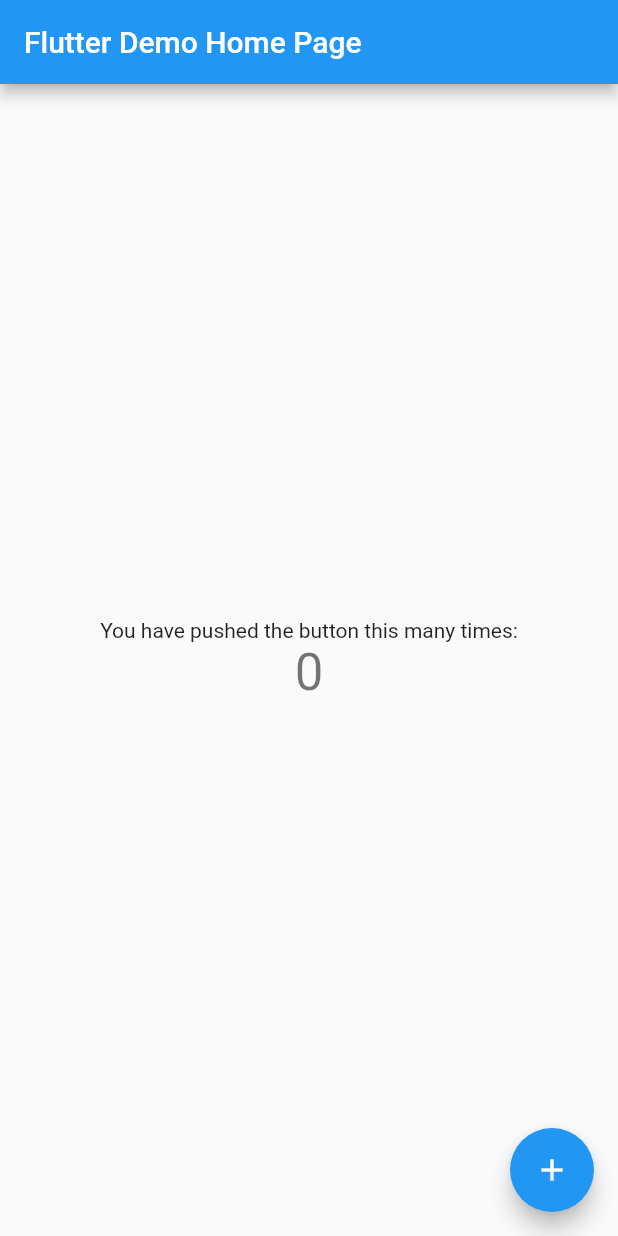
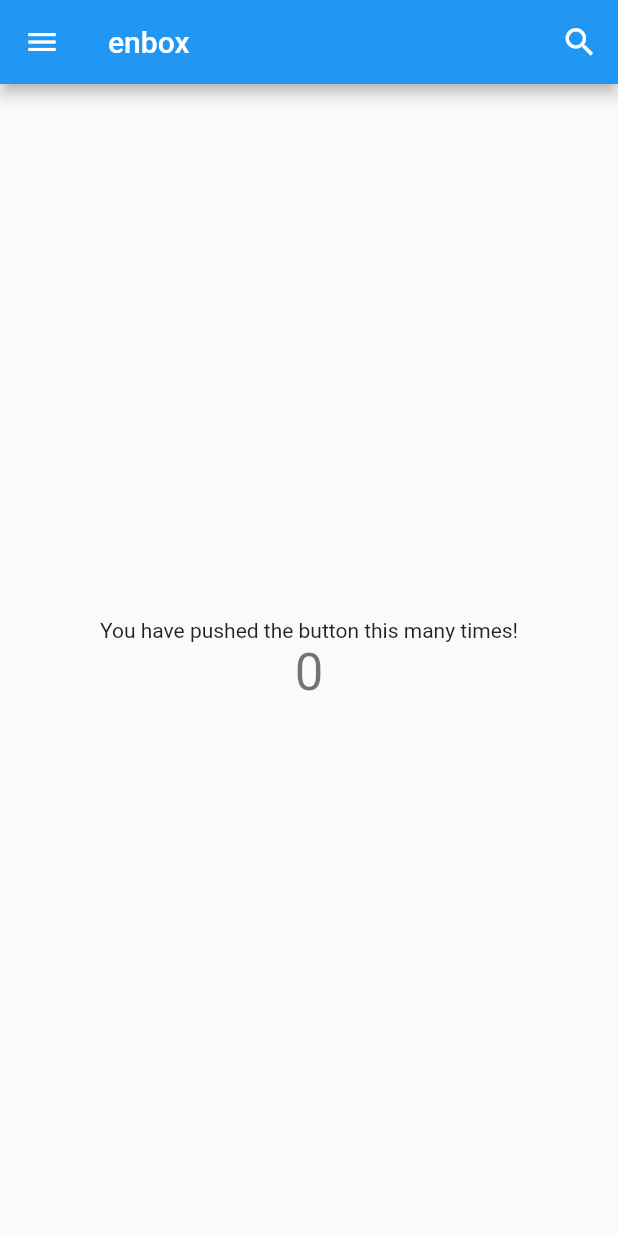
Before and after one commit to enbox/enbox, a Flutter app: the screen it shows after launch, on a phone screen of 412 x 824 dp. Run offline on Flutter 3.47's test engine with Material 2 defaults, Android fonts, the phone set to English and light mode, and no system bars.

Commit message:
added constants and restructured code

```diff
--- /dev/null
+++ b/lib/constants.dart
@@ -0,0 +1,12 @@
+import 'package:flutter/material.dart';
+class EnboxConstants extends InheritedWidget {
+  static EnboxConstants of(BuildContext context) => context.dependOnInheritedWidgetOfExactType<EnboxConstants>();
+  const EnboxConstants({Widget child, Key key}): super(key: key, child: child);
+
+  final String displayName = "enbox";
+  final Color color = Colors.blue;
+  final String demoName = "Enbox Demo";
+  final String demoEmail = "enbox@enbox.com";
+  @override
+  bool updateShouldNotify(EnboxConstants oldWidget) => false;
+}
--- a/lib/main.dart
+++ b/lib/main.dart
@@ -1,111 +1,81 @@
+import 'package:enbox/constants.dart';
 import 'package:flutter/material.dart';
 
-void main() => runApp(MyApp());
+void main() => runApp(
+  EnboxConstants(
+    child: EnboxApp(),
+  ),
+);
 
-class MyApp extends StatelessWidget {
-  // This widget is the root of your application.
+class EnboxApp extends StatelessWidget {
   @override
   Widget build(BuildContext context) {
+    EnboxConstants constants = EnboxConstants.of(context);
     return MaterialApp(
-      title: 'Flutter Demo',
+      title: constants.displayName,
       theme: ThemeData(
-        // This is the theme of your application.
-        //
-        // Try running your application with "flutter run". You'll see the
-        // application has a blue toolbar. Then, without quitting the app, try
-        // changing the primarySwatch below to Colors.green and then invoke
-        // "hot reload" (press "r" in the console where you ran "flutter run",
-        // or simply save your changes to "hot reload" in a Flutter IDE).
-        // Notice that the counter didn't reset back to zero; the application
-        // is not restarted.
-        primarySwatch: Colors.blue,
+        primaryColor: constants.color,
       ),
-      home: MyHomePage(title: 'Flutter Demo Home Page'),
+      home: EnboxHome(title: constants.displayName),
     );
   }
 }
 
-class MyHomePage extends StatefulWidget {
-  MyHomePage({Key key, this.title}) : super(key: key);
-
-  // This widget is the home page of your application. It is stateful, meaning
-  // that it has a State object (defined below) that contains fields that affect
-  // how it looks.
-
-  // This class is the configuration for the state. It holds the values (in this
-  // case the title) provided by the parent (in this case the App widget) and
-  // used by the build method of the State. Fields in a Widget subclass are
-  // always marked "final".
-
+class EnboxHome extends StatefulWidget {
+  EnboxHome({Key key, this.title}) : super(key: key);
   final String title;
-
   @override
-  _MyHomePageState createState() => _MyHomePageState();
+  EnboxHomeState createState() => EnboxHomeState();
 }
 
-class _MyHomePageState extends State<MyHomePage> {
+class EnboxHomeState extends State<EnboxHome> {
   int _counter = 0;
-
   void _incrementCounter() {
     setState(() {
-      // This call to setState tells the Flutter framework that something has
-      // changed in this State, which causes it to rerun the build method below
-      // so that the display can reflect the updated values. If we changed
-      // _counter without calling setState(), then the build method would not be
-      // called again, and so nothing would appear to happen.
       _counter++;
     });
   }
-
   @override
   Widget build(BuildContext context) {
-    // This method is rerun every time setState is called, for instance as done
-    // by the _incrementCounter method above.
-    //
-    // The Flutter framework has been optimized to make rerunning build methods
-    // fast, so that you can just rebuild anything that needs updating rather
-    // than having to individually change instances of widgets.
+    EnboxConstants constants = EnboxConstants.of(context);
     return Scaffold(
+      drawer: Drawer(
+        child: Column(
+          children: <Widget>[
+            UserAccountsDrawerHeader(
+              decoration: BoxDecoration(color: Theme.of(context).primaryColor),
+              accountName: Text(constants.demoName),
+              accountEmail: Text(constants.demoEmail),
+              currentAccountPicture: Icon(
+                Icons.account_circle,
+                size: 50.0,
+                color: Colors.white
+              ),
+            )
+          ],
+        )
+      ),
       appBar: AppBar(
-        // Here we take the value from the MyHomePage object that was created by
-        // the App.build method, and use it to set our appbar title.
         title: Text(widget.title),
+        actions: <Widget>[
+          Padding(
+            padding: const EdgeInsets.only(right: 13.0),
+            child: Icon(
+              Icons.search,
+              size: 25.0
+            )
+          )
+        ],
       ),
       body: Center(
-        // Center is a layout widget. It takes a single child and positions it
-        // in the middle of the parent.
         child: Column(
-          // Column is also a layout widget. It takes a list of children and
-          // arranges them vertically. By default, it sizes itself to fit its
-          // children horizontally, and tries to be as tall as its parent.
-          //
-          // Invoke "debug painting" (press "p" in the console, choose the
-          // "Toggle Debug Paint" action from the Flutter Inspector in Android
-          // Studio, or the "Toggle Debug Paint" command in Visual Studio Code)
-          // to see the wireframe for each widget.
-          //
-          // Column has various properties to control how it sizes itself and
-          // how it positions its children. Here we use mainAxisAlignment to
-          // center the children vertically; the main axis here is the vertical
-          // axis because Columns are vertical (the cross axis would be
-          // horizontal).
           mainAxisAlignment: MainAxisAlignment.center,
           children: <Widget>[
-            Text(
-              'You have pushed the button this many times:',
-            ),
-            Text(
-              '$_counter',
-              style: Theme.of(context).textTheme.display1,
-            ),
+            Text('You have pushed the button this many times!'),
+            Text('$_counter', style: Theme.of(context).textTheme.display1),
           ],
-        ),
-      ),
-      floatingActionButton: FloatingActionButton(
-        onPressed: _incrementCounter,
-        tooltip: 'Increment',
-        child: Icon(Icons.add),
-      ), // This trailing comma makes auto-formatting nicer for build methods.
+        )
+      )
     );
   }
 }
```
